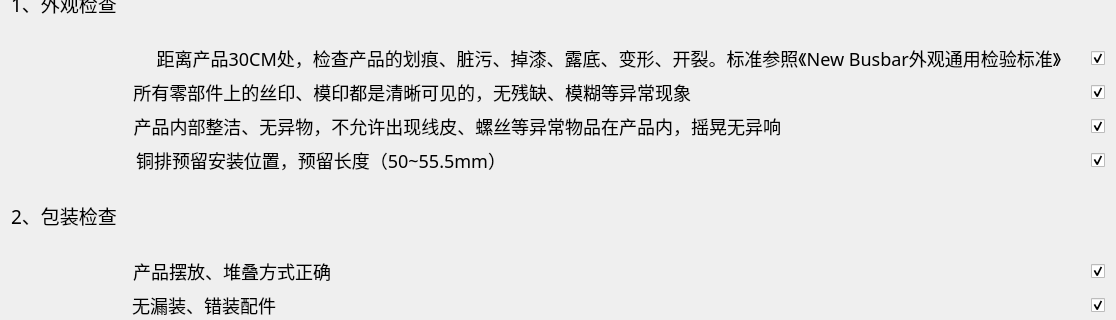
Before: the Qt Designer form ProductEvalTool/qc-busbar/mainface/people_safety.ui in ChinaClever/ProductEvalTool, drawn with Qt 5; both pictures show x 0 to 1116 and y 120 to 440 of the 1116 by 820 pixel window.
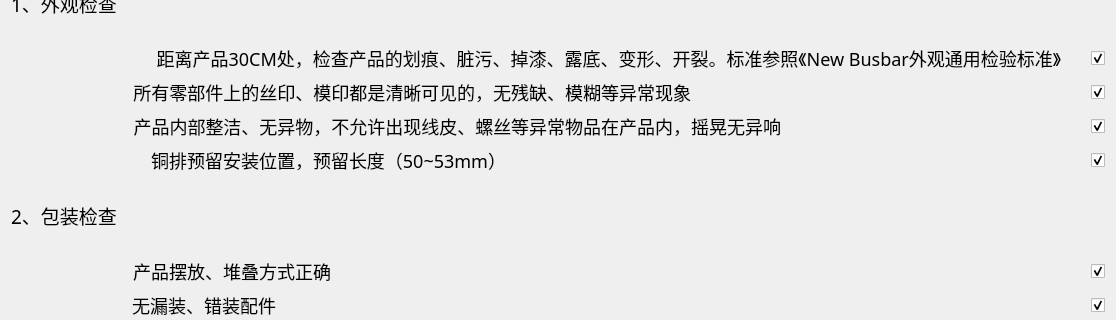
After: the same form once the commit is applied.

Patch:
```diff
--- a/ProductEvalTool/qc-busbar/mainface/people_safety.ui
+++ b/ProductEvalTool/qc-busbar/mainface/people_safety.ui
@@ -174,6 +174,7 @@
       <font>
        <family>微软雅黑</family>
        <pointsize>-1</pointsize>
+       <weight>50</weight>
        <italic>false</italic>
        <bold>false</bold>
       </font>
@@ -185,7 +186,7 @@
       <string notr="true">QCheckBox{spacing:585px;font: 18px;}</string>
      </property>
      <property name="text">
-      <string notr="true">铜排预留安装位置，预留长度（50~55.5mm）</string>
+      <string notr="true">铜排预留安装位置，预留长度（50~53mm）</string>
      </property>
      <property name="iconSize">
       <size>
```
Left out of the diff: 13 changed lines with no effect on the pictures.
